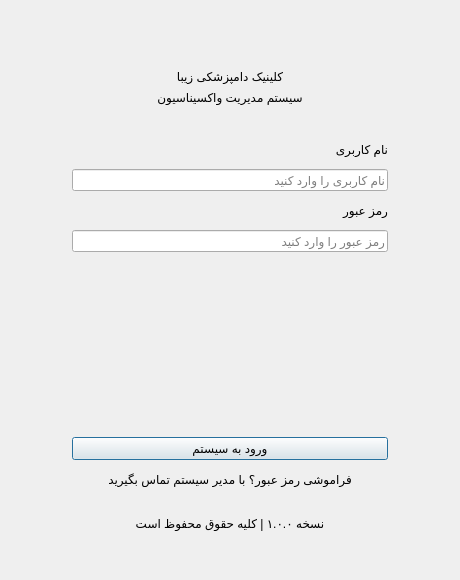
Above: logindialog.ui from Mohoya7/veterinary-vaccination-system before the change. Below: the same form after it.
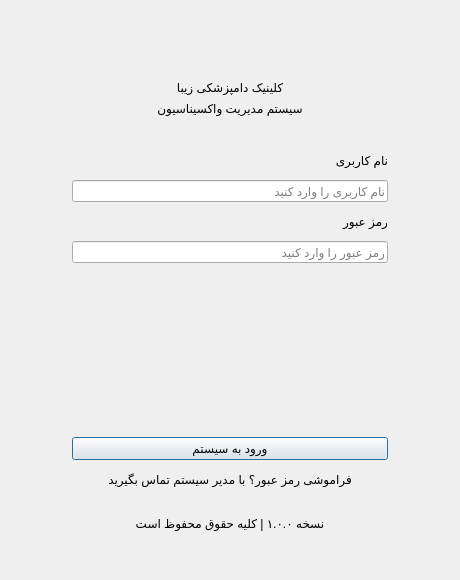
That is the form after the change.

The edit to the form file:
```diff
--- a/logindialog.ui
+++ b/logindialog.ui
@@ -22,6 +22,7 @@
     <widget class="QWidget" name="headerWidget">
      <property name="minimumHeight"><number>200</number></property>
      <layout class="QVBoxLayout" name="headerLayout">
+      <property name="topMargin"><number>20</number></property>
       <item>
        <widget class="QLabel" name="logoLabel">
         <property name="text"><string></string></property>
```
Left out of the diff: 5 changed lines with no effect on the pictures.
